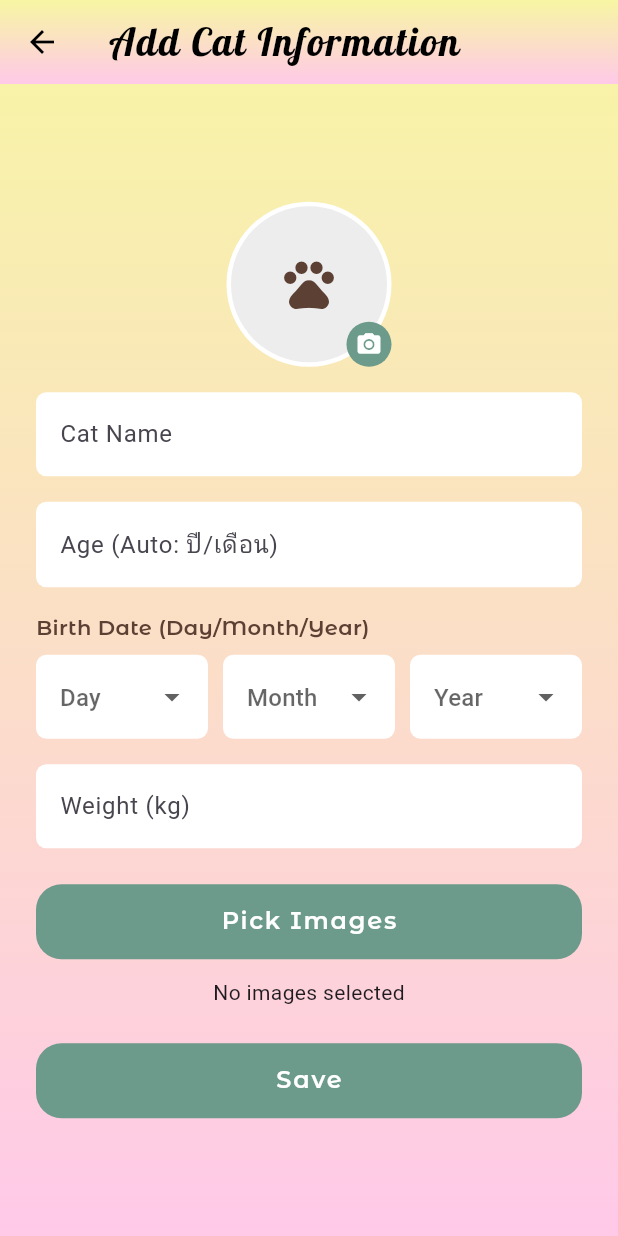
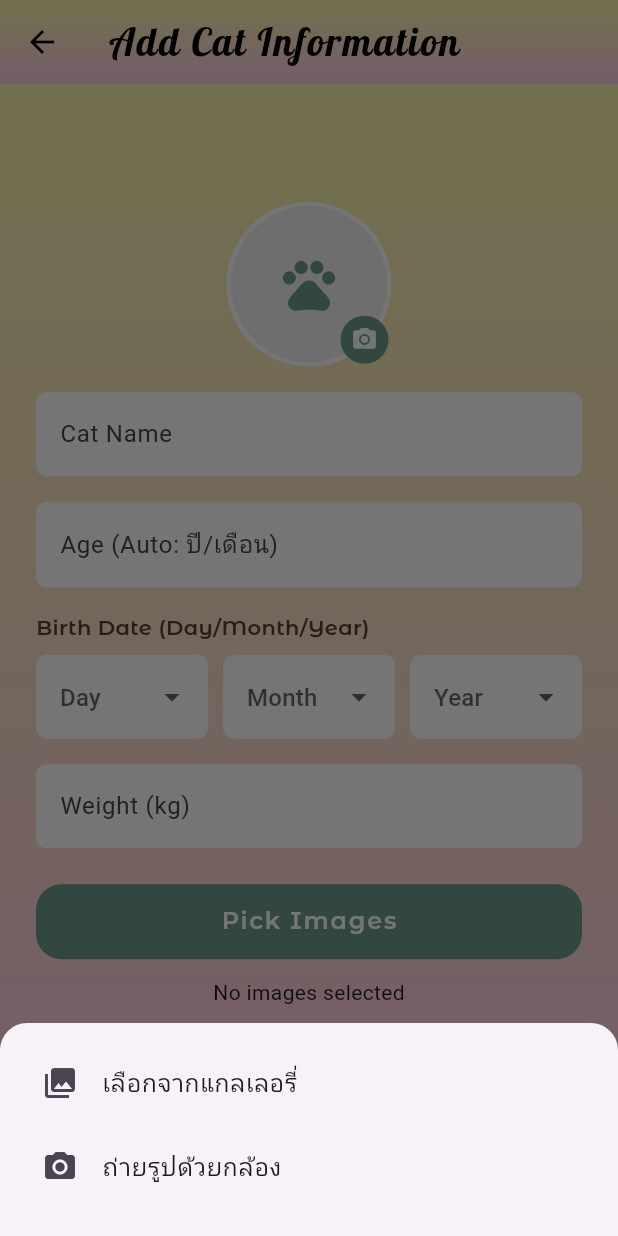
Before and after one commit to NIIIIIINO/Smart_Cat_Water_Bowl, a Flutter app: the InformationPage screen opened by its route, after a tap on the "pets" icon, on a phone screen of 412 x 824 dp. Run offline on Flutter 3.47's test engine with Material 3 defaults, Android fonts, the phone set to English and light mode, and no system bars; our stand-ins replace cloud_firestore, firebase_auth, firebase_core, firebase_storage, image_picker; accounts and stored records are empty; project files that could hold a hidden picture were left out.

Commit message:
Update information_page.dart

```diff
--- a/smart_cat_water_bowl/lib/pages/information_page.dart
+++ b/smart_cat_water_bowl/lib/pages/information_page.dart
@@ -15,7 +15,8 @@ class InformationPage extends StatefulWidget {
 
 class _InformationPageState extends State<InformationPage> {
   final nameController = TextEditingController();
-  final ageController = TextEditingController(); // ✅ "2 ปี 3 เดือน"
+  final ageController =
+      TextEditingController(); // ✅ เก็บ ageText เช่น "2 ปี 3 เดือน"
   final weightController = TextEditingController();
 
   // ✅ dropdown วัน/เดือน/ปี
@@ -26,9 +27,10 @@ class _InformationPageState extends State<InformationPage> {
   // ✅ รูปโปรไฟล์ (1 รูป)
   XFile? _profileImage;
 
+  // ✅ รูปหลายรูป (แกลเลอรี่แมว)
   final List<XFile> _picked = [];
+
   bool _isSaving = false;
-
   final ImagePicker _picker = ImagePicker();
 
   @override
@@ -39,12 +41,14 @@ class _InformationPageState extends State<InformationPage> {
     super.dispose();
   }
 
+  // ✅ helper: จำนวนวันในเดือนนั้น ๆ (รองรับ leap year)
   int _daysInMonth(int year, int month) {
     final firstDayThisMonth = DateTime(year, month, 1);
     final firstDayNextMonth = DateTime(year, month + 1, 1);
     return firstDayNextMonth.difference(firstDayThisMonth).inDays;
   }
 
+  // ✅ คำนวณอายุแบบ "ปี + เดือน" แล้วใส่ลง ageController อัตโนมัติ
   void _updateAgeFromBirthDate() {
     if (_day == null || _month == null || _year == null) return;
 
@@ -67,6 +71,7 @@ class _InformationPageState extends State<InformationPage> {
     ageController.text = ageText;
   }
 
+  // ✅ ดึง "อายุเป็นปี" (เก็บตัวเลขใน Firestore)
   int _ageYearsFromBirthDate(DateTime birthDate) {
     final today = DateTime.now();
     int years = today.year - birthDate.year;
@@ -78,6 +83,7 @@ class _InformationPageState extends State<InformationPage> {
     return years;
   }
 
+  // ✅ style ของช่องกรอกให้เหมือนหน้า Login
   InputDecoration _fieldDecoration(String hint) {
     return InputDecoration(
       hintText: hint,
@@ -90,11 +96,11 @@ class _InformationPageState extends State<InformationPage> {
     );
   }
 
-  // ✅ เลือกรูปโปรไฟล์ 1 รูป
-  Future<void> _pickProfileImage() async {
+  // ================== PROFILE IMAGE ==================
+  Future<void> _pickProfileImage(ImageSource source) async {
     try {
       final XFile? img = await _picker.pickImage(
-        source: ImageSource.gallery,
+        source: source,
         imageQuality: 80,
       );
       if (img == null) return;
@@ -102,7 +108,7 @@ class _InformationPageState extends State<InformationPage> {
       setState(() {
         _profileImage = img;
 
-        // ถ้ายังไม่มีรูปใน list ก็ใส่รูปโปรไฟล์เป็นรูปแรกไว้ด้วย (ออปชัน)
+        // (ออปชัน) ถ้ายังไม่มีรูปใน list ให้ใส่รูปโปรไฟล์เป็นรูปแรก
         if (_picked.isEmpty) _picked.add(img);
       });
     } catch (e) {
@@ -112,17 +118,50 @@ class _InformationPageState extends State<InformationPage> {
     }
   }
 
+  void _showPickProfileSheet() {
+    showModalBottomSheet(
+      context: context,
+      shape: const RoundedRectangleBorder(
+        borderRadius: BorderRadius.vertical(top: Radius.circular(18)),
+      ),
+      builder: (context) {
+        return SafeArea(
+          child: Padding(
+            padding: const EdgeInsets.all(12),
+            child: Column(
+              mainAxisSize: MainAxisSize.min,
+              children: [
+                ListTile(
+                  leading: const Icon(Icons.photo_library),
+                  title: const Text('เลือกจากแกลเลอรี่'),
+                  onTap: () {
+                    Navigator.pop(context);
+                    _pickProfileImage(ImageSource.gallery);
+                  },
+                ),
+                ListTile(
+                  leading: const Icon(Icons.photo_camera),
+                  title: const Text('ถ่ายรูปด้วยกล้อง'),
+                  onTap: () {
+                    Navigator.pop(context);
+                    _pickProfileImage(ImageSource.camera);
+                  },
+                ),
+                const SizedBox(height: 6),
+              ],
+            ),
+          ),
+        );
+      },
+    );
+  }
+
+  // ================== MULTI IMAGES ==================
   Future<void> _pickImages() async {
     try {
       final List<XFile>? imgs = await _picker.pickMultiImage(imageQuality: 80);
       if (imgs == null) return;
-
-      setState(() {
-        _picked.addAll(imgs);
-
-        // ✅ ถ้ายังไม่มีรูปโปรไฟล์ ให้ใช้รูปแรกที่เพิ่งเลือกเป็นโปรไฟล์อัตโนมัติ
-        _profileImage ??= imgs.isNotEmpty ? imgs.first : null;
-      });
+      setState(() => _picked.addAll(imgs));
     } catch (e) {
       ScaffoldMessenger.of(
         context,
@@ -152,19 +191,17 @@ class _InformationPageState extends State<InformationPage> {
     return urls;
   }
 
-  // ✅ อัปโหลดรูปโปรไฟล์แยก (ถ้ามี)
   Future<String?> _uploadProfileImage(String catId) async {
     if (_profileImage == null) return null;
 
+    final user = FirebaseAuth.instance.currentUser;
+    final uid = user?.uid ?? 'unknown';
+
     try {
-      final user = FirebaseAuth.instance.currentUser;
-      final uid = user?.uid ?? 'unknown';
-
       final file = File(_profileImage!.path);
       final ref = FirebaseStorage.instance.ref().child(
         'cats/$uid/$catId/profile_${DateTime.now().millisecondsSinceEpoch}.jpg',
       );
-
       final snapshot = await ref.putFile(file).whenComplete(() {});
       return await snapshot.ref.getDownloadURL();
     } catch (e) {
@@ -214,8 +251,10 @@ class _InformationPageState extends State<InformationPage> {
       final docRef = FirebaseFirestore.instance.collection('cats').doc();
       final catId = docRef.id;
 
-      // ✅ อัปโหลดรูป
+      // ✅ upload profile (1 รูป)
       final profileUrl = await _uploadProfileImage(catId);
+
+      // ✅ upload รูปหลายรูป
       List<String> imageUrls = [];
       if (_picked.isNotEmpty) {
         imageUrls = await _uploadImages(catId);
@@ -227,7 +266,7 @@ class _InformationPageState extends State<InformationPage> {
         'ageText': ageText,
         'birthDate': Timestamp.fromDate(birthDate),
         'weight': weight,
-        'profileImage': profileUrl, // ✅ รูปโปรไฟล์
+        'profileImage': profileUrl, // ✅ เพิ่มรูปโปรไฟล์
         'images': imageUrls,
         'ownerUid': ownerUid,
         'createdAt': FieldValue.serverTimestamp(),
@@ -286,9 +325,9 @@ class _InformationPageState extends State<InformationPage> {
                 mainAxisSize: MainAxisSize.min,
                 crossAxisAlignment: CrossAxisAlignment.center,
                 children: [
-                  // ✅ วงกลมรูปโปรไฟล์ (อยู่บน Cat Name)
+                  // ✅ รูปโปรไฟล์แบบวงกลม (กดแล้วเลือก กล้อง/แกลเลอรี่)
                   GestureDetector(
-                    onTap: _pickProfileImage,
+                    onTap: _showPickProfileSheet,
                     child: Stack(
                       children: [
                         CircleAvatar(
@@ -296,24 +335,24 @@ class _InformationPageState extends State<InformationPage> {
                           backgroundColor: Colors.white,
                           child: CircleAvatar(
                             radius: 52,
-                            backgroundColor: const Color(0xFFEDEDED),
-                            backgroundImage: _profileImage == null
-                                ? null
-                                : FileImage(File(_profileImage!.path)),
+                            backgroundColor: const Color(0xFFEFEFEF),
+                            backgroundImage: _profileImage != null
+                                ? FileImage(File(_profileImage!.path))
+                                : null,
                             child: _profileImage == null
                                 ? const Icon(
                                     Icons.pets,
-                                    size: 40,
-                                    color: Color(0xFF5C4033),
+                                    size: 42,
+                                    color: Color(0xFF6C9A8B),
                                   )
                                 : null,
                           ),
                         ),
                         Positioned(
-                          right: 0,
-                          bottom: 0,
+                          right: 2,
+                          bottom: 2,
                           child: Container(
-                            padding: const EdgeInsets.all(6),
+                            padding: const EdgeInsets.all(7),
                             decoration: const BoxDecoration(
                               color: Color(0xFF6C9A8B),
                               shape: BoxShape.circle,
```
